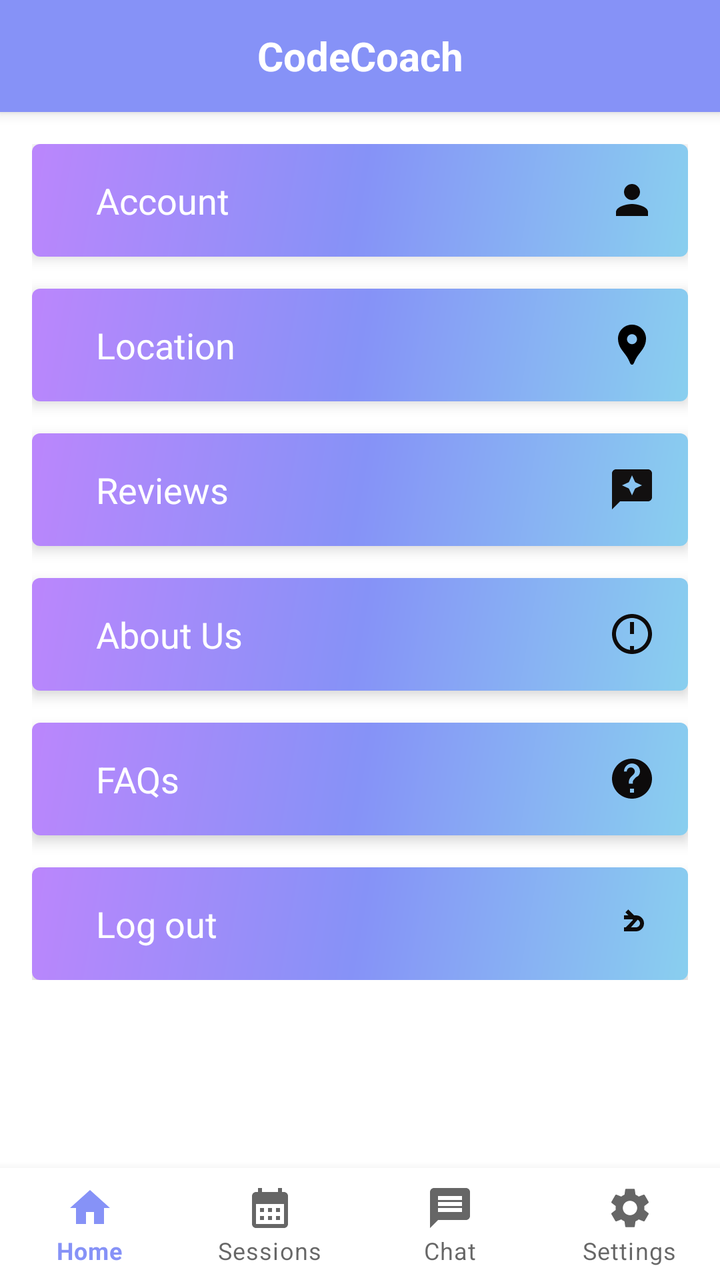
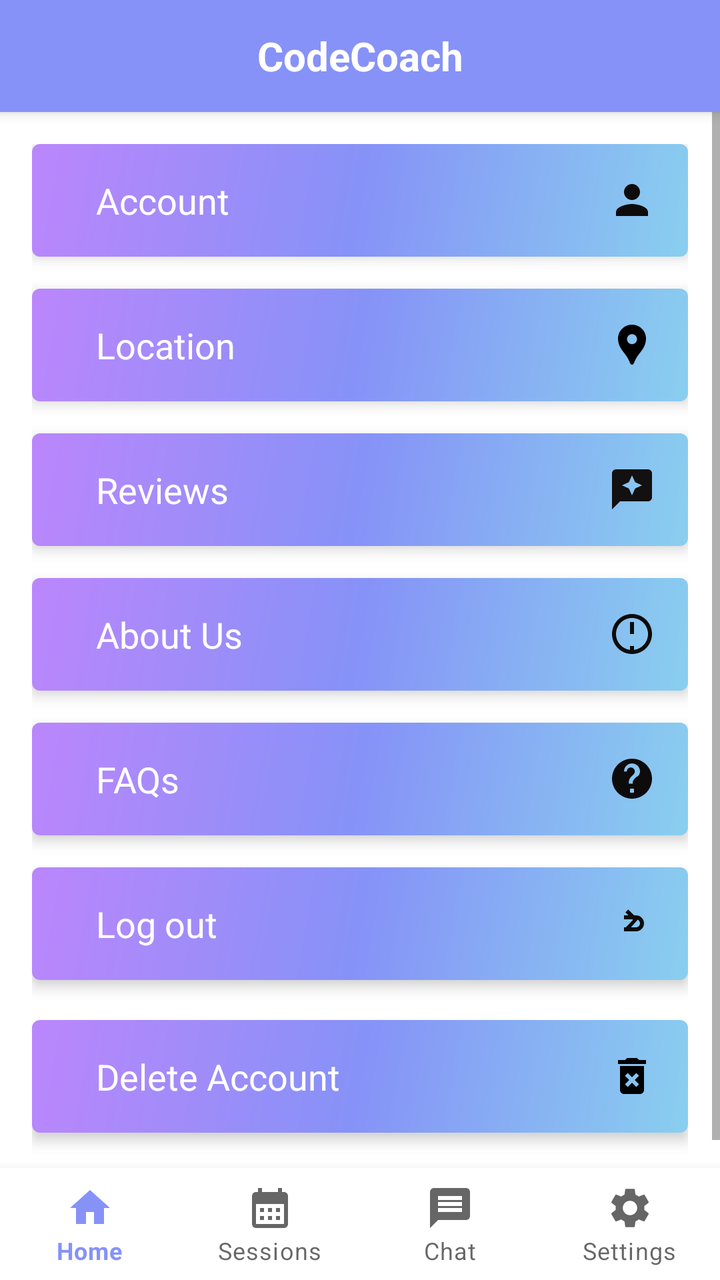

An Android layout rendered at two revisions. The XML below is the earlier revision; the diff shows what the commit changed to produce the second picture.
<!-- AndroidManifest.xml: application theme Theme.CC -->
<!-- res/layout/activity_tutor_settings.xml -->
<?xml version="1.0" encoding="utf-8"?>
<androidx.constraintlayout.widget.ConstraintLayout
    xmlns:android="http://schemas.android.com/apk/res/android"
    xmlns:app="http://schemas.android.com/apk/res-auto"
    xmlns:tools="http://schemas.android.com/tools"
    android:id="@+id/main"
    android:layout_width="match_parent"
    android:layout_height="match_parent"
    android:background="@android:color/system_on_tertiary_light"
    tools:context=".TutorSettings"
    tools:ignore="NewApi">

    <androidx.appcompat.widget.Toolbar
        android:id="@+id/top_bar"
        android:layout_width="match_parent"
        android:layout_height="wrap_content"
        android:background="?attr/colorPrimary"
        android:elevation="4dp"
        tools:ignore="MissingConstraints">

        <TextView
            android:id="@+id/top_bar_title"
            android:layout_width="wrap_content"
            android:layout_height="wrap_content"
            android:layout_gravity="center"
            android:text="CodeCoach"
            android:textColor="@android:color/white"
            android:textSize="20sp"
            android:textStyle="bold" />
    </androidx.appcompat.widget.Toolbar>

    <ScrollView
        android:id="@+id/scrollView"
        android:layout_width="0dp"
        android:layout_height="0dp"
        app:layout_constraintTop_toBottomOf="@id/top_bar"
        app:layout_constraintBottom_toTopOf="@id/bottomNavigationView"
        app:layout_constraintStart_toStartOf="parent"
        app:layout_constraintEnd_toEndOf="parent">

        <LinearLayout
            android:layout_width="match_parent"
            android:layout_height="wrap_content"
            android:orientation="vertical"
            android:padding="16dp">

            <com.google.android.material.card.MaterialCardView
                android:id="@+id/accountCard"
                android:layout_width="match_parent"
                android:layout_height="wrap_content"
                android:layout_marginBottom="16dp"
                android:clickable="true"
                android:focusable="true"
                app:cardElevation="4dp">

                <LinearLayout
                    android:layout_width="match_parent"
                    android:layout_height="wrap_content"
                    android:background="@drawable/gradient"
                    android:orientation="horizontal"
                    android:padding="16dp"
                    android:gravity="center_vertical">

                    <TextView
                        android:layout_width="0dp"
                        android:layout_height="wrap_content"
                        android:layout_marginStart="16dp"
                        android:layout_weight="1"
                        android:textColor="@color/white"
                        android:text="Account"
                        android:textSize="18sp" />

                    <ImageView
                        android:layout_width="24dp"
                        android:layout_height="24dp"
                        android:contentDescription="@string/next"
                        android:src="@drawable/baseline_person_2" />
                </LinearLayout>
            </com.google.android.material.card.MaterialCardView>

            <com.google.android.material.card.MaterialCardView
                android:layout_width="match_parent"
                android:layout_height="wrap_content"
                android:layout_marginBottom="16dp"
                android:id="@+id/locationCard"
                android:clickable="true"
                android:focusable="true"
                app:cardElevation="4dp">

                <LinearLayout
                    android:layout_width="match_parent"
                    android:layout_height="wrap_content"
                    android:orientation="horizontal"
                    android:background="@drawable/gradient"
                    android:padding="16dp"
                    android:gravity="center_vertical">

                    <TextView
                        android:layout_width="0dp"
                        android:layout_height="wrap_content"
                        android:layout_marginStart="16dp"
                        android:layout_weight="1"
                        android:textColor="@color/white"
                        android:text="Location"
                        android:textSize="18sp" />

                    <ImageView
                        android:layout_width="24dp"
                        android:layout_height="24dp"
                        android:src="@drawable/baseline_location_pin_24"
                        android:contentDescription="@string/next" />
                </LinearLayout>
            </com.google.android.material.card.MaterialCardView>

            <com.google.android.material.card.MaterialCardView
                android:layout_width="match_parent"
                android:layout_height="wrap_content"
                android:layout_marginBottom="16dp"
                android:id="@+id/reviewsCard"
                android:clickable="true"
                android:focusable="true"
                app:cardElevation="4dp">

                <LinearLayout
                    android:layout_width="match_parent"
                    android:layout_height="wrap_content"
                    android:orientation="horizontal"
                    android:background="@drawable/gradient"
                    android:padding="16dp"
                    android:gravity="center_vertical">

                    <TextView
                        android:layout_width="0dp"
                        android:layout_height="wrap_content"
                        android:layout_marginStart="16dp"
                        android:layout_weight="1"
                        android:textColor="@color/white"
                        android:text="Reviews"
                        android:textSize="18sp" />

                    <ImageView
                        android:layout_width="24dp"
                        android:layout_height="24dp"
                        android:src="@drawable/reviews"
                        android:contentDescription="@string/next" />
                </LinearLayout>
            </com.google.android.material.card.MaterialCardView>

            <com.google.android.material.card.MaterialCardView
                android:layout_width="match_parent"
                android:layout_height="wrap_content"
                android:layout_marginBottom="16dp"
                android:clickable="true"
                android:id="@+id/TutorAboutUs"
                android:focusable="true"
                app:cardElevation="4dp">

                <LinearLayout
                    android:layout_width="match_parent"
                    android:layout_height="wrap_content"
                    android:orientation="horizontal"
                    android:background="@drawable/gradient"
                    android:padding="16dp"
                    android:gravity="center_vertical">

                    <TextView
                        android:layout_width="0dp"
                        android:layout_height="wrap_content"
                        android:layout_marginStart="16dp"
                        android:layout_weight="1"
                        android:textColor="@color/white"
                        android:text="About Us"
                        android:textSize="18sp" />

                    <ImageView
                        android:layout_width="24dp"
                        android:layout_height="24dp"
                        android:src="@drawable/baseline_faqs_24"
                        android:contentDescription="@string/next" />
                </LinearLayout>
            </com.google.android.material.card.MaterialCardView>

            <com.google.android.material.card.MaterialCardView
                android:layout_width="match_parent"
                android:layout_height="wrap_content"
                android:layout_marginBottom="16dp"
                android:id="@+id/TutorFaqCard"
                android:clickable="true"
                android:focusable="true"
                app:cardElevation="4dp">

                <LinearLayout
                    android:layout_width="match_parent"
                    android:layout_height="wrap_content"
                    android:orientation="horizontal"
                    android:background="@drawable/gradient"
                    android:padding="16dp"
                    android:gravity="center_vertical">

                    <TextView
                        android:layout_width="0dp"
                        android:layout_height="wrap_content"
                        android:layout_marginStart="16dp"
                        android:layout_weight="1"
                        android:textColor="@color/white"
                        android:text="FAQs"
                        android:textSize="18sp" />

                    <ImageView
                        android:layout_width="24dp"
                        android:layout_height="24dp"
                        android:src="@drawable/baseline_aboutus_24"
                        android:contentDescription="@string/next" />
                </LinearLayout>
            </com.google.android.material.card.MaterialCardView>

            <com.google.android.material.card.MaterialCardView
                android:layout_width="match_parent"
                android:layout_height="wrap_content"
                android:clickable="true"
                android:id="@+id/logoutCard"
                android:focusable="true"
                app:cardElevation="4dp">

                <LinearLayout
                    android:layout_width="match_parent"
                    android:layout_height="wrap_content"
                    android:orientation="horizontal"
                    android:background="@drawable/gradient"
                    android:padding="16dp"
                    android:gravity="center_vertical">

                    <TextView
                        android:layout_width="0dp"
                        android:layout_height="wrap_content"
                        android:layout_marginStart="16dp"
                        android:layout_weight="1"
                        android:textColor="@color/white"
                        android:text="Log out"
                        android:textSize="18sp" />

                    <ImageView
                        android:layout_width="24dp"
                        android:layout_height="24dp"
                        android:src="@drawable/baseline_logout_24"
                        android:contentDescription="@string/next" />
                </LinearLayout>
            </com.google.android.material.card.MaterialCardView>

        </LinearLayout>
    </ScrollView>

    <FrameLayout
        android:id="@+id/fragment_container"
        android:layout_width="match_parent"
        android:layout_height="match_parent"
        android:layout_above="@id/bottomNavigationView"
        android:visibility="gone"
        tools:ignore="NotSibling" />

    <com.google.android.material.bottomnavigation.BottomNavigationView
        android:id="@+id/bottomNavigationView"
        android:layout_width="match_parent"
        android:layout_height="wrap_content"
        android:background="@color/white"
        app:labelVisibilityMode="labeled"
        app:layout_constraintBottom_toBottomOf="parent"
        app:layout_constraintStart_toStartOf="parent"
        app:layout_constraintEnd_toEndOf="parent"
        app:menu="@menu/bottom_menu" />>

</androidx.constraintlayout.widget.ConstraintLayout>
<!-- resources referenced by this layout -->
<resources>
  <color name="white">#FFFFFFFF</color>
  <!-- drawable baseline_faqs_24 (drawable) -->
  <vector xmlns:android="http://schemas.android.com/apk/res/android"
      android:width="24dp"
      android:height="24dp"
      android:viewportWidth="24"
      android:viewportHeight="24"
      android:tint="#0D0B0B">
      <path
          android:fillColor="@color/white"
          android:pathData="M11 18h2v2h-2v-2zm1-16C6.48 2 2 6.48 2 12s4.48 10 10 10 10-4.48 10-10S17.52 2 12 2zm0 18c-4.41 0-8-3.59-8-8s3.59-8 8-8 8 3.59 8 8-3.59 8-8 8zm1-12h-2v4h2v-4zm0-2h-2v2h2V6z"/>
  </vector>
  <!-- drawable baseline_logout_24 (drawable) -->
  <vector xmlns:android="http://schemas.android.com/apk/res/android"
      android:width="24dp"
      android:height="24dp"
      android:viewportWidth="24"
      android:viewportHeight="24"
      android:tint="#0D0B0B">
      <path
          android:fillColor="@color/white"
          android:pathData="M10.09,15.59L8.67,14.17L12.5,10.33L8.67,6.5L10.09,5.09L15,10L10.09,15.59z M16,12c0,-1.11 -0.9,-2 -2,-2h-6v-2h6c2.21,0 4,1.79 4,4c0,2.21 -1.79,4 -4,4h-6v-2h6c1.1,0 2,-0.89 2,-2z"/>
  </vector>
  <!-- drawable baseline_person_2 (drawable) -->
  <vector xmlns:android="http://schemas.android.com/apk/res/android" android:height="24dp" android:tint="#0D0B0B" android:viewportHeight="24" android:viewportWidth="24" android:width="24dp">
        
      <path android:fillColor="@color/white" android:pathData="M12,12c2.21,0 4,-1.79 4,-4s-1.79,-4 -4,-4 -4,1.79 -4,4 1.79,4 4,4zM12,14c-2.67,0 -8,1.34 -8,4v2h16v-2c0,-2.66 -5.33,-4 -8,-4z"/>
      
  </vector>
  <!-- drawable gradient (drawable) -->
  <?xml version="1.0" encoding="utf-8"?>
  <shape xmlns:android="http://schemas.android.com/apk/res/android">
  
      <gradient android:startColor="@color/purple_200"
          android:centerColor="@color/lavender"
          android:endColor="@color/blue"
          android:angle="315"/>
  
  </shape>
  <!-- drawable reviews (drawable) -->
  <vector xmlns:android="http://schemas.android.com/apk/res/android" android:height="24dp" android:tint="#121010" android:viewportHeight="24" android:viewportWidth="24" android:width="24dp">
        
      <path android:fillColor="@android:color/white" android:pathData="M20,2H4C2.9,2 2,2.9 2,4v18l4,-4h14c1.1,0 2,-0.9 2,-2V4C22,2.9 21.1,2 20,2zM13.57,11.57L12,15l-1.57,-3.43L7,10l3.43,-1.57L12,5l1.57,3.43L17,10L13.57,11.57z"/>
      
  </vector>
  <string name="next">Next</string>
  <style name="Theme.CC" parent="Base.Theme.CC" />
  <color name="purple_200">#FFBB86FC</color>
  <color name="lavender">#8692f7</color>
  <color name="blue">#89CFEF</color>
  <style name="Base.Theme.CC" parent="Theme.MaterialComponents.DayNight.NoActionBar">
          
          <item name="colorPrimary">@color/lavender</item>
          <item name="colorPrimaryVariant">@color/lavender</item>
          <item name="colorOnPrimary">@color/white</item>
          
          <item name="colorSecondary">@color/teal_200</item>
          <item name="colorSecondaryVariant">@color/teal_700</item>
          <item name="colorOnSecondary">@color/black</item>
          
          <item name="android:statusBarColor">?attr/colorPrimaryVariant</item>
          
          
      </style>
  <color name="teal_200">#FF03DAC5</color>
  <color name="teal_700">#FF018786</color>
  <color name="black">#FF000000</color>
  <!-- unchanged entries left out for length: 2 -->
</resources>

<!-- the commit's change to res/layout/activity_tutor_settings.xml (unified diff, before → after) -->
@@ -247,6 +247,45 @@
                 </LinearLayout>
             </com.google.android.material.card.MaterialCardView>
 
+            <View
+                android:layout_width="20dp"
+                android:layout_height="20dp"/>
+
+            <com.google.android.material.card.MaterialCardView
+                android:layout_width="match_parent"
+                android:layout_height="wrap_content"
+                android:layout_marginBottom="16dp"
+                android:clickable="true"
+                android:id="@+id/DeleteCard"
+                android:focusable="true"
+                app:cardElevation="4dp">
+
+                <LinearLayout
+                    android:layout_width="match_parent"
+                    android:layout_height="wrap_content"
+                    android:orientation="horizontal"
+                    android:background="@drawable/gradient"
+                    android:padding="16dp"
+                    android:gravity="center_vertical">
+
+                    <TextView
+                        android:layout_width="0dp"
+                        android:layout_height="wrap_content"
+                        android:layout_marginStart="16dp"
+                        android:layout_weight="1"
+                        android:textColor="@color/white"
+                        android:text="Delete Account"
+                        android:textSize="18sp" />
+
+                    <ImageView
+                        android:layout_width="24dp"
+                        android:layout_height="24dp"
+                        android:src="@drawable/ic_delete"
+                        android:contentDescription="@string/next" />
+                </LinearLayout>
+            </com.google.android.material.card.MaterialCardView>
+
+
         </LinearLayout>
     </ScrollView>
 
<!-- resource entries referenced after the edit -->
@@ -39,6 +39,12 @@
           android:angle="315"/>
   
   </shape>
+  <!-- drawable ic_delete (drawable) -->
+  <vector xmlns:android="http://schemas.android.com/apk/res/android" android:height="24dp" android:tint="#000000" android:viewportHeight="24" android:viewportWidth="24" android:width="24dp">
+        
+      <path android:fillColor="@android:color/white" android:pathData="M6,19c0,1.1 0.9,2 2,2h8c1.1,0 2,-0.9 2,-2L18,7L6,7v12zM8.46,11.88l1.41,-1.41L12,12.59l2.12,-2.12 1.41,1.41L13.41,14l2.12,2.12 -1.41,1.41L12,15.41l-2.12,2.12 -1.41,-1.41L10.59,14l-2.13,-2.12zM15.5,4l-1,-1h-5l-1,1L5,4v2h14L19,4z"/>
+      
+  </vector>
   <!-- drawable reviews (drawable) -->
   <vector xmlns:android="http://schemas.android.com/apk/res/android" android:height="24dp" android:tint="#121010" android:viewportHeight="24" android:viewportWidth="24" android:width="24dp">
         
